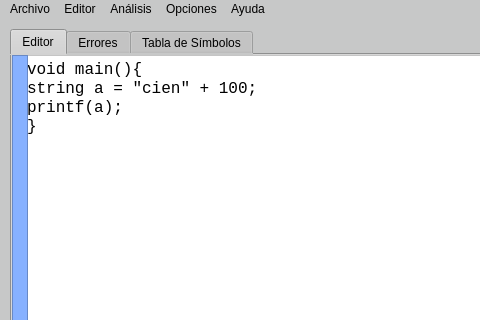
This is Proyecto1/mainwindow.ui in MelyzaRC/OLC2Proyecto2_201314821 as Qt 5 draws it before an edit; both pictures show x 0 to 480 and y 0 to 320 of the 1120 by 636 pixel window. The edited form follows.
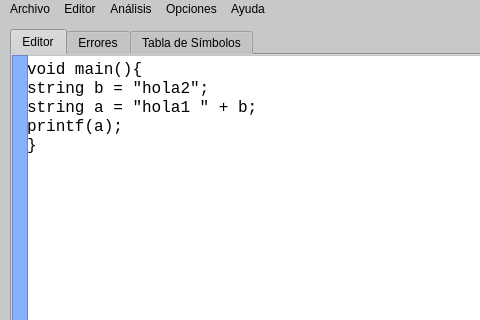
This is the edited form.

Patch:
```diff
--- a/Proyecto1/mainwindow.ui
+++ b/Proyecto1/mainwindow.ui
@@ -111,7 +111,8 @@
       </property>
       <property name="plainText">
        <string>void main(){
-string a = &quot;cien&quot; + 100;
+string b = &quot;hola2&quot;;
+string a = &quot;hola1 &quot; + b;
 printf(a);
 }</string>
       </property>
```
